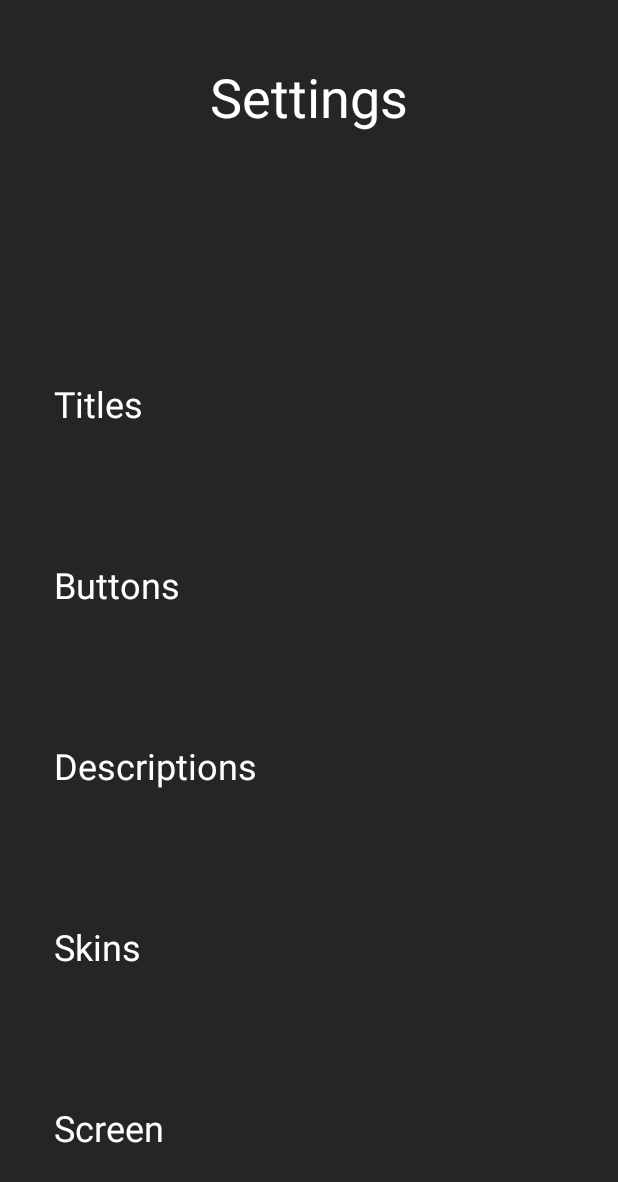
After one commit to AlbertoBtt/AndroidStyleProject, an Android app: the layout settings.xml on its own in the app's theme, with its tools: preview values and no code run, on a phone screen of 412 x 824 dp. The commit adds this screen. Shown: the top 1182 px of the screen. Run offline under Robolectric (Android 15) with nearby library versions, the phone set to English and light mode, and no system bars.

Commit message:
settings

```diff
--- a/app/src/main/java/com/uam/androidapplicationuam/MainActivity.java
+++ b/app/src/main/java/com/uam/androidapplicationuam/MainActivity.java
@@ -24,6 +24,10 @@ public class MainActivity extends AppCompatActivity {
         setContentView(R.layout.activity_main3);
     }
 
+    public void settings(View v){
+        setContentView(R.layout.settings);
+    }
+
 
 
 
--- a/app/src/main/res/layout/activity_main.xml
+++ b/app/src/main/res/layout/activity_main.xml
@@ -50,4 +50,19 @@
         app:layout_constraintStart_toStartOf="parent"
         app:layout_constraintTop_toBottomOf="@+id/BotonYes" />
 
+    <ImageButton
+        android:id="@+id/imageButton2"
+        android:layout_width="wrap_content"
+        android:layout_height="wrap_content"
+        android:layout_marginTop="36dp"
+        android:background="@color/black_background"
+        android:onClick="settings"
+        android:scaleX="1.5"
+        android:scaleY="1.5"
+        app:layout_constraintEnd_toEndOf="parent"
+        app:layout_constraintHorizontal_bias="0.905"
+        app:layout_constraintStart_toStartOf="parent"
+        app:layout_constraintTop_toTopOf="parent"
+        app:srcCompat="@android:drawable/ic_menu_edit" />
+
 </androidx.constraintlayout.widget.ConstraintLayout>
--- /dev/null
+++ b/app/src/main/res/layout/settings.xml
@@ -0,0 +1,86 @@
+<?xml version="1.0" encoding="utf-8"?>
+<androidx.constraintlayout.widget.ConstraintLayout xmlns:android="http://schemas.android.com/apk/res/android"
+    xmlns:app="http://schemas.android.com/apk/res-auto"
+    xmlns:tools="http://schemas.android.com/tools"
+    android:layout_width="match_parent"
+    android:layout_height="match_parent"
+    android:background="@color/black_background">
+
+    <TextView
+        android:id="@+id/textView4"
+        android:layout_width="wrap_content"
+        android:layout_height="wrap_content"
+        android:layout_marginTop="40dp"
+        android:background="@color/black_background"
+        android:text="@string/textview4"
+        android:textColor="#FFFFFF"
+        android:textSize="36sp"
+        app:layout_constraintEnd_toEndOf="parent"
+        app:layout_constraintStart_toStartOf="parent"
+        app:layout_constraintTop_toTopOf="parent" />
+
+    <TextView
+        android:id="@+id/textView5"
+        android:layout_width="wrap_content"
+        android:layout_height="wrap_content"
+        android:layout_marginBottom="88dp"
+        android:text="@string/textview5"
+        android:textColor="#FFFFFF"
+        android:textSize="24sp"
+        app:layout_constraintBottom_toTopOf="@+id/textView6"
+        app:layout_constraintEnd_toEndOf="parent"
+        app:layout_constraintHorizontal_bias="0.102"
+        app:layout_constraintStart_toStartOf="parent" />
+
+    <TextView
+        android:id="@+id/textView6"
+        android:layout_width="wrap_content"
+        android:layout_height="wrap_content"
+        android:layout_marginBottom="88dp"
+        android:text="@string/textview6"
+        android:textColor="#FFFFFF"
+        android:textSize="24sp"
+        app:layout_constraintBottom_toTopOf="@+id/textView7"
+        app:layout_constraintEnd_toEndOf="parent"
+        app:layout_constraintHorizontal_bias="0.109"
+        app:layout_constraintStart_toStartOf="parent" />
+
+    <TextView
+        android:id="@+id/textView7"
+        android:layout_width="wrap_content"
+        android:layout_height="wrap_content"
+        android:layout_marginBottom="88dp"
+        android:text="@string/textview7"
+        android:textColor="#FFFFFF"
+        android:textSize="24sp"
+        app:layout_constraintBottom_toTopOf="@+id/textView8"
+        app:layout_constraintEnd_toEndOf="parent"
+        app:layout_constraintHorizontal_bias="0.129"
+        app:layout_constraintStart_toStartOf="parent" />
+
+    <TextView
+        android:id="@+id/textView8"
+        android:layout_width="wrap_content"
+        android:layout_height="wrap_content"
+        android:layout_marginBottom="88dp"
+        android:text="@string/textview8"
+        android:textColor="#FFFFFF"
+        android:textSize="24sp"
+        app:layout_constraintBottom_toTopOf="@+id/textView9"
+        app:layout_constraintEnd_toEndOf="parent"
+        app:layout_constraintHorizontal_bias="0.101"
+        app:layout_constraintStart_toStartOf="parent" />
+
+    <TextView
+        android:id="@+id/textView9"
+        android:layout_width="wrap_content"
+        android:layout_height="wrap_content"
+        android:layout_marginBottom="56dp"
+        android:text="@string/textview9"
+        android:textColor="#FFFFFF"
+        android:textSize="24sp"
+        app:layout_constraintBottom_toBottomOf="parent"
+        app:layout_constraintEnd_toEndOf="parent"
+        app:layout_constraintHorizontal_bias="0.106"
+        app:layout_constraintStart_toStartOf="parent" />
+</androidx.constraintlayout.widget.ConstraintLayout>
--- a/app/src/main/res/values/strings.xml
+++ b/app/src/main/res/values/strings.xml
@@ -11,6 +11,13 @@
     <string name="checkbox4">City Hall</string>
     <string name="checkbox5">"Buildings' front"</string>
     <string name="checkbox6">Bars</string>
+    <string name="textview4">Settings</string>
+    <string name="textview5">Titles</string>
+    <string name="textview6">Buttons</string>
+    <string name="textview7">Descriptions</string>
+    <string name="textview8">Skins</string>
+    <string name="textview9">Screen</string>
+
 
 
     <string name="BotonOk">OK</string>
```
